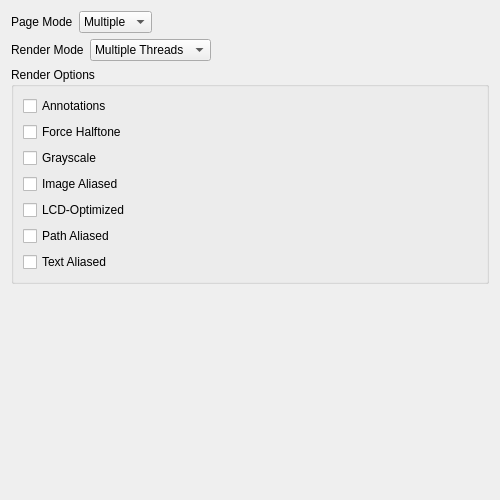
Above: UI/wise-settings.ui from textbrowser/wise before the change. Below: the same form after it.
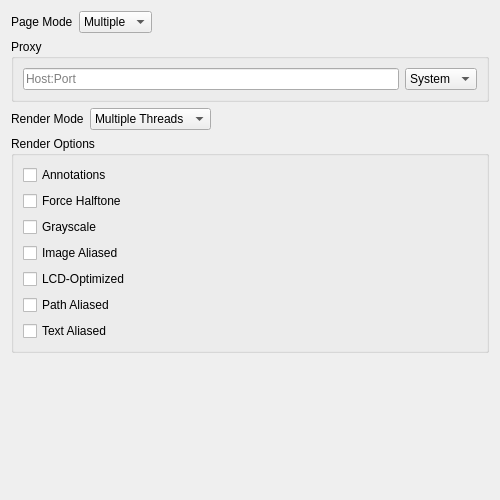
That is the form after the change.

```diff
--- a/UI/wise-settings.ui
+++ b/UI/wise-settings.ui
@@ -50,6 +50,53 @@
      </item>
     </layout>
    </item>
+   <item>
+    <widget class="QGroupBox" name="groupBox_2">
+     <property name="title">
+      <string>Proxy</string>
+     </property>
+     <layout class="QHBoxLayout" name="horizontalLayout_3">
+      <item>
+       <widget class="QLineEdit" name="proxy">
+        <property name="toolTip">
+         <string>&lt;html&gt;&lt;head/&gt;&lt;body&gt;&lt;p&gt;The correct format is Host:Port. Please press the Enter key to save the proxy text.&lt;/p&gt;&lt;/body&gt;&lt;/html&gt;</string>
+        </property>
+        <property name="placeholderText">
+         <string>Host:Port</string>
+        </property>
+        <property name="clearButtonEnabled">
+         <bool>true</bool>
+        </property>
+       </widget>
+      </item>
+      <item>
+       <widget class="QComboBox" name="proxy_type">
+        <property name="currentIndex">
+         <number>2</number>
+        </property>
+        <property name="sizeAdjustPolicy">
+         <enum>QComboBox::AdjustToContents</enum>
+        </property>
+        <item>
+         <property name="text">
+          <string>HTTP</string>
+         </property>
+        </item>
+        <item>
+         <property name="text">
+          <string>SOCKS</string>
+         </property>
+        </item>
+        <item>
+         <property name="text">
+          <string>System</string>
+         </property>
+        </item>
+       </widget>
+      </item>
+     </layout>
+    </widget>
+   </item>
    <item>
     <layout class="QHBoxLayout" name="horizontalLayout_2">
      <item>
```
Left out of the diff: 2 changed lines with no effect on the pictures.
